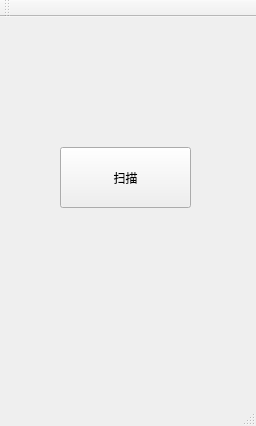
Above: mainwindow.ui from xdliu3389/openTrans before the change. Below: the same form after it.
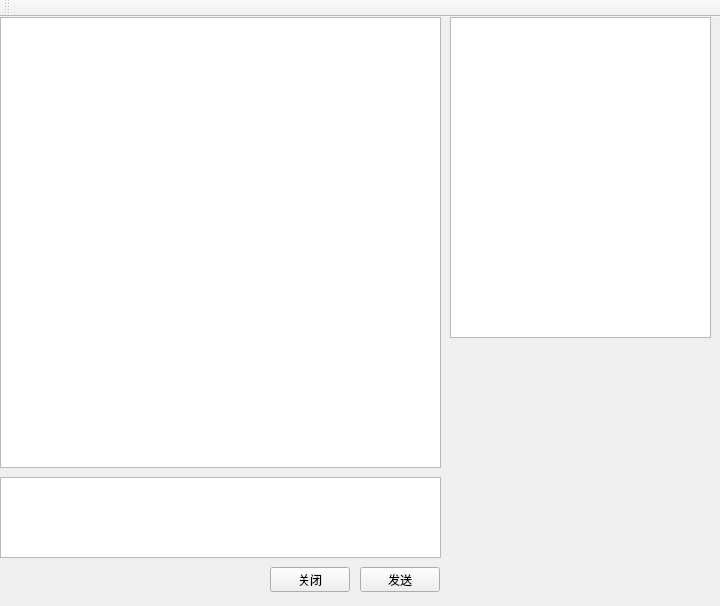
That is the form after the change. Icons and pictures are not drawn.

Commit message: a basic chat dialog

Diff of the .ui file:
```diff
--- a/mainwindow.ui
+++ b/mainwindow.ui
@@ -6,25 +6,79 @@
    <rect>
     <x>0</x>
     <y>0</y>
-    <width>256</width>
-    <height>426</height>
+    <width>720</width>
+    <height>606</height>
    </rect>
   </property>
   <property name="windowTitle">
    <string>MainWindow</string>
   </property>
+  <property name="styleSheet">
+   <string notr="true">background-image: url(C:/Users/Administrator/Desktop/background.jpg);</string>
+  </property>
   <widget class="QWidget" name="centralWidget">
    <widget class="QPushButton" name="scanButton">
     <property name="geometry">
      <rect>
-      <x>60</x>
-      <y>130</y>
-      <width>131</width>
-      <height>61</height>
+      <x>360</x>
+      <y>550</y>
+      <width>80</width>
+      <height>25</height>
      </rect>
     </property>
     <property name="text">
-     <string>扫描</string>
+     <string>发送</string>
+    </property>
+   </widget>
+   <widget class="QPushButton" name="closeButton">
+    <property name="geometry">
+     <rect>
+      <x>270</x>
+      <y>550</y>
+      <width>80</width>
+      <height>25</height>
+     </rect>
+    </property>
+    <property name="text">
+     <string>关闭</string>
+    </property>
+   </widget>
+   <widget class="QTextBrowser" name="msgDisplay">
+    <property name="geometry">
+     <rect>
+      <x>0</x>
+      <y>0</y>
+      <width>441</width>
+      <height>451</height>
+     </rect>
+    </property>
+    <property name="font">
+     <font>
+      <family>微软雅黑</family>
+      <pointsize>18</pointsize>
+      <weight>50</weight>
+      <bold>false</bold>
+     </font>
+    </property>
+   </widget>
+   <widget class="QTextEdit" name="msgSend">
+    <property name="geometry">
+     <rect>
+      <x>0</x>
+      <y>460</y>
+      <width>441</width>
+      <height>81</height>
+     </rect>
+    </property>
+   </widget>
+   <widget class="QTableView" name="userList">
+    <property name="geometry">
+     <rect>
+      <x>450</x>
+      <y>0</y>
+      <width>261</width>
+      <height>321</height>
+     </rect>
     </property>
    </widget>
   </widget>
@@ -46,7 +100,6 @@
     <bool>false</bool>
    </attribute>
   </widget>
-  <widget class="QStatusBar" name="statusBar"/>
  </widget>
  <layoutdefault spacing="6" margin="11"/>
  <resources/>
```
Left out of the diff: 4 changed lines with no effect on the pictures.
